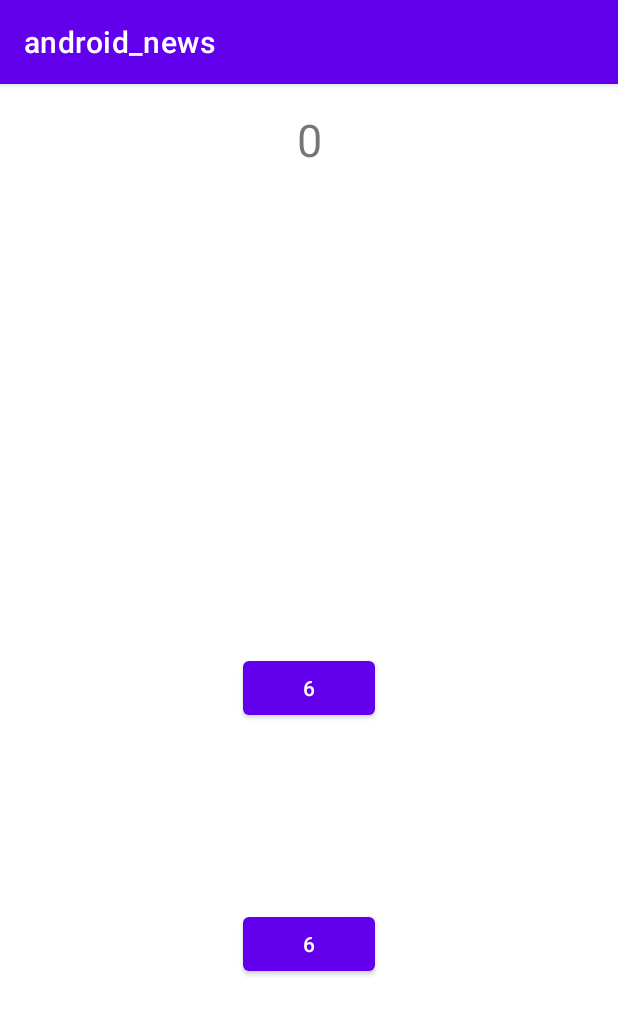
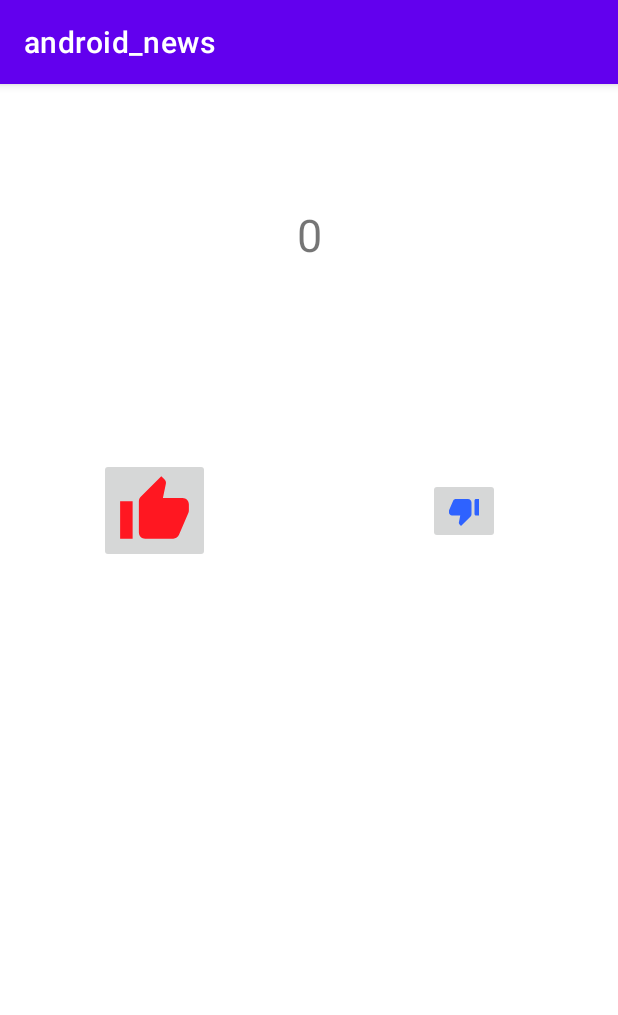
Before and after one commit to zhllm/android_news, an Android app: the screen it shows after launch (MainActivity), on a phone screen of 412 x 824 dp. Shown: the top 1015 px of the screen. Run offline under Robolectric (Android 15) with nearby library versions, the phone set to English and light mode, and no system bars.

Commit message:
liveData

```diff
--- a/app/build.gradle
+++ b/app/build.gradle
@@ -14,6 +14,7 @@ android {
         versionName "1.0"
 
         testInstrumentationRunner "androidx.test.runner.AndroidJUnitRunner"
+        android.defaultConfig.vectorDrawables.useSupportLibrary = true
     }
 
     buildTypes {
--- a/app/src/main/java/com/beyourself/android_news/MainActivity.java
+++ b/app/src/main/java/com/beyourself/android_news/MainActivity.java
@@ -2,44 +2,51 @@ package com.beyourself.android_news;
 
 import androidx.annotation.NonNull;
 import androidx.appcompat.app.AppCompatActivity;
+import androidx.lifecycle.Observer;
 import androidx.lifecycle.ViewModelProvider;
 
 import android.os.Bundle;
 import android.view.View;
 import android.widget.Button;
+import android.widget.ImageButton;
 import android.widget.TextView;
 
 public class MainActivity extends AppCompatActivity {
-    MyViewModel myViewModel;
+
+    ViewModelWithLiveData viewModelWithLiveData;
     TextView textView;
-    Button button1, button2;
-
+    ImageButton imageButtonLike, imageButtonDisLike;
 
     @Override
     protected void onCreate(Bundle savedInstanceState) {
         super.onCreate(savedInstanceState);
         setContentView(R.layout.activity_main);
+        textView = findViewById(R.id.textView);
+        imageButtonLike = findViewById(R.id.imageButton2);
+        imageButtonDisLike = findViewById(R.id.imageButton3);
 
-        myViewModel =
+        viewModelWithLiveData =
                 new ViewModelProvider(this, new ViewModelProvider.NewInstanceFactory())
-                        .get(MyViewModel.class);
+                        .get(ViewModelWithLiveData.class);
 
-        textView = findViewById(R.id.textView);
-        button1 = findViewById(R.id.button);
-        button2 = findViewById(R.id.button6);
-        textView.setText(String.valueOf(myViewModel.number));
-        button1.setOnClickListener(new View.OnClickListener() {
+        viewModelWithLiveData.getLikeNumber().observe(this, new Observer<Integer>() {
+            @Override
+            public void onChanged(Integer integer) {
+                textView.setText(String.valueOf(integer));
+            }
+        });
+
+        imageButtonLike.setOnClickListener(new View.OnClickListener() {
             @Override
             public void onClick(View v) {
-                myViewModel.number ++;
-                textView.setText(String.valueOf(myViewModel.number));
+                viewModelWithLiveData.addLikeNumber(1);
             }
         });
-        button2.setOnClickListener(new View.OnClickListener() {
+
+        imageButtonDisLike.setOnClickListener(new View.OnClickListener() {
             @Override
             public void onClick(View v) {
-                myViewModel.number += 2;
-                textView.setText(String.valueOf(myViewModel.number));
+                viewModelWithLiveData.addLikeNumber(-1);
             }
         });
     }
--- /dev/null
+++ b/app/src/main/java/com/beyourself/android_news/ViewModelWithLiveData.java
@@ -0,0 +1,20 @@
+package com.beyourself.android_news;
+
+import androidx.lifecycle.MutableLiveData;
+import androidx.lifecycle.ViewModel;
+
+public class ViewModelWithLiveData extends ViewModel {
+    private MutableLiveData<Integer> LikeNumber;
+
+    public MutableLiveData<Integer> getLikeNumber() {
+        if (LikeNumber == null) {
+            LikeNumber = new MutableLiveData<>();
+            LikeNumber.setValue(0);
+        }
+        return LikeNumber;
+    }
+    public void addLikeNumber(int n) {
+        LikeNumber.setValue(LikeNumber.getValue() + n);
+
+    }
+}
--- /dev/null
+++ b/app/src/main/res/drawable/ic_baseline_thumb_down_alt_24.xml
@@ -0,0 +1,5 @@
+<vector android:height="24dp" android:tint="#2E62FF"
+    android:viewportHeight="24" android:viewportWidth="24"
+    android:width="24dp" xmlns:android="http://schemas.android.com/apk/res/android">
+    <path android:fillColor="@android:color/white" android:pathData="M22,4h-2c-0.55,0 -1,0.45 -1,1v9c0,0.55 0.45,1 1,1h2V4zM2.17,11.12c-0.11,0.25 -0.17,0.52 -0.17,0.8V13c0,1.1 0.9,2 2,2h5.5l-0.92,4.65c-0.05,0.22 -0.02,0.46 0.08,0.66 0.23,0.45 0.52,0.86 0.88,1.22L10,22l6.41,-6.41c0.38,-0.38 0.59,-0.89 0.59,-1.42V6.34C17,5.05 15.95,4 14.66,4h-8.1c-0.71,0 -1.36,0.37 -1.72,0.97l-2.67,6.15z"/>
+</vector>
--- /dev/null
+++ b/app/src/main/res/drawable/ic_baseline_thumb_up_24.xml
@@ -0,0 +1,5 @@
+<vector android:height="50dp" android:tint="#FF1721"
+    android:viewportHeight="24" android:viewportWidth="24"
+    android:width="50dp" xmlns:android="http://schemas.android.com/apk/res/android">
+    <path android:fillColor="@android:color/white" android:pathData="M1,21h4L5,9L1,9v12zM23,10c0,-1.1 -0.9,-2 -2,-2h-6.31l0.95,-4.57 0.03,-0.32c0,-0.41 -0.17,-0.79 -0.44,-1.06L14.17,1 7.59,7.59C7.22,7.95 7,8.45 7,9v10c0,1.1 0.9,2 2,2h9c0.83,0 1.54,-0.5 1.84,-1.22l3.02,-7.05c0.09,-0.23 0.14,-0.47 0.14,-0.73v-2z"/>
+</vector>
--- a/app/src/main/res/layout-land/activity_main.xml
+++ /dev/null
@@ -1,58 +0,0 @@
-<?xml version="1.0" encoding="utf-8"?>
-<androidx.constraintlayout.widget.ConstraintLayout xmlns:android="http://schemas.android.com/apk/res/android"
-    xmlns:app="http://schemas.android.com/apk/res-auto"
-    xmlns:tools="http://schemas.android.com/tools"
-    android:layout_width="match_parent"
-    android:layout_height="match_parent"
-    tools:context=".MainActivity">
-
-    <androidx.constraintlayout.widget.Guideline
-        android:id="@+id/guideline3"
-        android:layout_width="wrap_content"
-        android:layout_height="wrap_content"
-        android:orientation="horizontal"
-        app:layout_constraintGuide_percent="0.48" />
-
-    <Button
-        android:id="@+id/button6"
-        android:layout_width="wrap_content"
-        android:layout_height="wrap_content"
-        android:layout_marginBottom="36dp"
-        android:text="@string/btn6"
-        app:layout_constraintBottom_toBottomOf="parent"
-        app:layout_constraintEnd_toEndOf="parent"
-        app:layout_constraintStart_toStartOf="parent"
-        app:layout_constraintTop_toTopOf="@+id/guideline" />
-
-    <Button
-        android:id="@+id/button"
-        android:layout_width="wrap_content"
-        android:layout_height="wrap_content"
-        android:layout_marginBottom="36dp"
-        android:text="@string/btn6"
-        app:layout_constraintBottom_toBottomOf="parent"
-        app:layout_constraintEnd_toEndOf="parent"
-        app:layout_constraintHorizontal_bias="0.501"
-        app:layout_constraintStart_toStartOf="parent"
-        app:layout_constraintTop_toTopOf="@+id/guideline"
-        app:layout_constraintVertical_bias="0.779" />
-
-    <androidx.constraintlayout.widget.Guideline
-        android:id="@+id/guideline"
-        android:layout_width="wrap_content"
-        android:layout_height="wrap_content"
-        android:orientation="horizontal"
-        app:layout_constraintGuide_percent="0.095759235" />
-
-    <TextView
-        android:id="@+id/textView"
-        android:layout_width="wrap_content"
-        android:layout_height="wrap_content"
-        android:text="@string/main_title"
-        android:textSize="30sp"
-        app:layout_constraintBottom_toTopOf="@+id/guideline"
-        app:layout_constraintEnd_toEndOf="parent"
-        app:layout_constraintStart_toStartOf="parent"
-        app:layout_constraintTop_toTopOf="parent" />
-
-</androidx.constraintlayout.widget.ConstraintLayout>
--- a/app/src/main/res/layout/activity_main.xml
+++ b/app/src/main/res/layout/activity_main.xml
@@ -13,46 +13,51 @@
         android:orientation="horizontal"
         app:layout_constraintGuide_percent="0.48" />
 
-    <Button
-        android:id="@+id/button6"
-        android:layout_width="wrap_content"
-        android:layout_height="wrap_content"
-        android:layout_marginBottom="36dp"
-        android:text="@string/btn6"
-        app:layout_constraintBottom_toBottomOf="parent"
-        app:layout_constraintEnd_toEndOf="parent"
-        app:layout_constraintStart_toStartOf="parent"
-        app:layout_constraintTop_toTopOf="@+id/guideline" />
-
-    <Button
-        android:id="@+id/button"
-        android:layout_width="wrap_content"
-        android:layout_height="wrap_content"
-        android:layout_marginBottom="36dp"
-        android:text="@string/btn6"
-        app:layout_constraintBottom_toBottomOf="parent"
-        app:layout_constraintEnd_toEndOf="parent"
-        app:layout_constraintHorizontal_bias="0.501"
-        app:layout_constraintStart_toStartOf="parent"
-        app:layout_constraintTop_toTopOf="@+id/guideline"
-        app:layout_constraintVertical_bias="0.779" />
-
     <androidx.constraintlayout.widget.Guideline
         android:id="@+id/guideline"
         android:layout_width="wrap_content"
         android:layout_height="wrap_content"
         android:orientation="horizontal"
-        app:layout_constraintGuide_percent="0.095759235" />
+        app:layout_constraintGuide_percent="0.26" />
 
     <TextView
         android:id="@+id/textView"
         android:layout_width="wrap_content"
         android:layout_height="wrap_content"
-        android:text="@string/main_title"
         android:textSize="30sp"
         app:layout_constraintBottom_toTopOf="@+id/guideline"
         app:layout_constraintEnd_toEndOf="parent"
         app:layout_constraintStart_toStartOf="parent"
-        app:layout_constraintTop_toTopOf="parent" />
+        app:layout_constraintTop_toTopOf="parent"
+        tools:text="@tools:sample/first_names" />
+
+    <ImageButton
+        android:id="@+id/imageButton2"
+        android:layout_width="wrap_content"
+        android:layout_height="wrap_content"
+        android:contentDescription="@string/app_name"
+        app:layout_constraintBottom_toTopOf="@+id/guideline3"
+        app:layout_constraintEnd_toStartOf="@+id/guideline2"
+        app:layout_constraintStart_toStartOf="parent"
+        app:layout_constraintTop_toTopOf="@+id/guideline"
+        app:srcCompat="@drawable/ic_baseline_thumb_up_24" />
+
+    <androidx.constraintlayout.widget.Guideline
+        android:id="@+id/guideline2"
+        android:layout_width="wrap_content"
+        android:layout_height="wrap_content"
+        android:orientation="vertical"
+        app:layout_constraintGuide_percent="0.5" />
+
+    <ImageButton
+        android:id="@+id/imageButton3"
+        android:layout_width="wrap_content"
+        android:layout_height="wrap_content"
+        android:contentDescription="@string/app_name"
+        app:layout_constraintBottom_toTopOf="@+id/guideline3"
+        app:layout_constraintEnd_toEndOf="parent"
+        app:layout_constraintStart_toStartOf="@+id/guideline2"
+        app:layout_constraintTop_toTopOf="@+id/guideline"
+        app:srcCompat="@drawable/ic_baseline_thumb_down_alt_24" />
 
 </androidx.constraintlayout.widget.ConstraintLayout>
```
